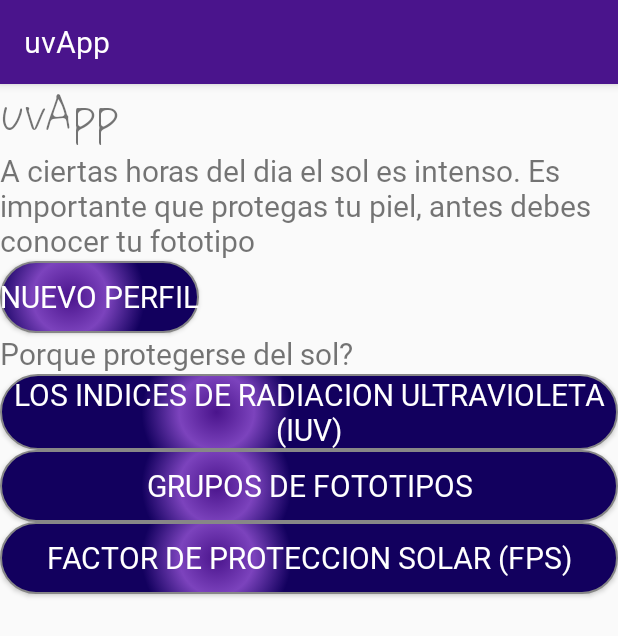
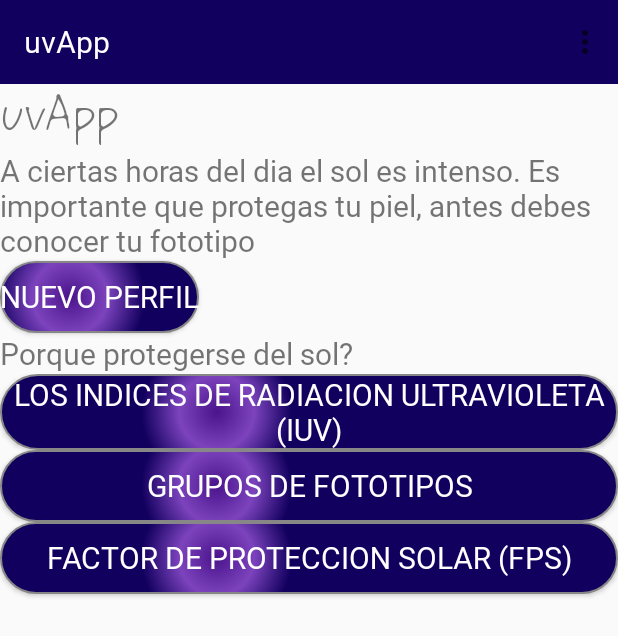
Before and after one commit to sn94/uvApp, an Android app: the screen it shows after launch (Inicio), on a phone screen of 412 x 824 dp. Shown: the top 636 px of the screen. Run offline under Robolectric (Android 15) with nearby library versions, the phone set to English and light mode, and no system bars.

Commit message:
Toolbar added

```diff
--- a/app/src/main/java/com/example/sonia/uvapp/Inicio.java
+++ b/app/src/main/java/com/example/sonia/uvapp/Inicio.java
@@ -3,17 +3,16 @@ package com.example.sonia.uvapp;
 import android.content.Context;
 import android.content.Intent;
 import android.content.SharedPreferences;
-import android.graphics.Point;
 import android.support.v7.app.AppCompatActivity;
 import android.os.Bundle;
-import android.util.Log;
-import android.view.Display;
+import android.support.v7.widget.Toolbar;
+import android.view.Menu;
+import android.view.MenuItem;
 import android.view.View;
 import android.widget.TextView;
 import android.widget.Toast;
 
 import com.example.sonia.uvapp.Fototipo.Fototipo_main;
-import com.example.sonia.uvapp.Info.Info_fps;
 import com.example.sonia.uvapp.Info.Info_iuv;
 import com.example.sonia.uvapp.slideshow_fototipos_data.ScreenSlidePagerActivity;
 
@@ -29,17 +28,22 @@ public class Inicio extends AppCompatActivity {
             show_user_data();
         }else{
             setContentView(R.layout.activity_inicio_sin_auth);
+            Toolbar toolbar= (Toolbar) findViewById( R.id.my_toolbar);
+            setSupportActionBar(toolbar);
+
         }
 
+        /*NavController navController = Navigation.findNavController(this, R.id.nav_host_fragment);
+        NavigationView navView = findViewById(R.id.nav_view);
+        NavigationUI.setupWithNavController(navView, navController);
 
-        Display display = getWindowManager().getDefaultDisplay();
-        // Tamaño en píxeles
-        Point size = new Point();
-        display.getSize(size);
-        int width = size.x;
-        int height = size.y;
-        Log.i("ancho ", "Ancho             = " + width);
-        Log.i( "alto", "Alto              = " + height);
+        DrawerLayout drawerLayout= (DrawerLayout)findViewById(R.id.drawer_layout);
+        AppBarConfiguration appBarConfiguration =
+                new AppBarConfiguration.Builder(navController.getGraph())
+                        .setDrawerLayout(drawerLayout)
+                        .build();
+
+*/
 
     }
 
@@ -100,9 +104,23 @@ public class Inicio extends AppCompatActivity {
 
 
 
+    void configurar_conexion(){
+
+    }
 
 
+    @Override
+    public boolean onCreateOptionsMenu(Menu menu) {
+        getMenuInflater().inflate( R.menu.my_appbar_inicial, menu) ;
+        return true;
+    }
 
+    @Override
+    public boolean onOptionsItemSelected(MenuItem item) {
 
-
+        switch ( item.getItemId()){
+            case R.id.menu_config:  configurar_conexion(); break;
+        }
+        return super.onOptionsItemSelected(item);
+    }
 }
--- a/app/src/main/res/layout/activity_inicio_sin_auth.xml
+++ b/app/src/main/res/layout/activity_inicio_sin_auth.xml
@@ -1,11 +1,25 @@
 <?xml version="1.0" encoding="utf-8"?>
+
 <LinearLayout xmlns:android="http://schemas.android.com/apk/res/android"
 
     xmlns:tools="http://schemas.android.com/tools"
     android:layout_width="match_parent"
     android:layout_height="match_parent"
+    xmlns:app="http://schemas.android.com/apk/res-auto"
     android:orientation="vertical"
     tools:context=".Inicio">
+
+
+    <android.support.v7.widget.Toolbar
+        android:layout_height="wrap_content"
+        android:layout_width="match_parent"
+        xmlns:android="http://schemas.android.com/apk/res/android"
+        android:id="@+id/my_toolbar"
+        android:background="@color/primaryDarkColor"
+        app:titleTextColor="@color/primaryTextColor"
+        >
+
+    </android.support.v7.widget.Toolbar>
 
 
     <TextView
--- /dev/null
+++ b/app/src/main/res/menu/my_appbar_inicial.xml
@@ -0,0 +1,10 @@
+<?xml version="1.0" encoding="utf-8"?>
+<menu xmlns:android="http://schemas.android.com/apk/res/android"
+    xmlns:app="http://schemas.android.com/apk/res-auto">
+
+
+    <item android:id="@+id/menu_config"
+        android:icon="@drawable/icon_config"
+        android:title="Parametros de conexion"
+        app:showAsAction="never" />
+</menu>
--- a/app/src/main/res/values/styles.xml
+++ b/app/src/main/res/values/styles.xml
@@ -51,11 +51,12 @@
     </style>
 
     <!-- Base application theme. -->
-    <style name="AppTheme" parent="Theme.AppCompat.Light.DarkActionBar">
+    <style name="AppTheme" parent="Theme.AppCompat.Light.NoActionBar">
         <!-- Customize your theme here. -->
         <item name="colorPrimary">@color/primaryColor</item>
         <item name="colorPrimaryDark">@color/primaryDarkColor</item>
         <item name="colorAccent">@color/colorAccent</item>
+
 
         <item name="android:textSize"> 20dp</item>
         <item name="android:fontFamily"> @font/general</item>
```
Also changed, not shown: app/src/main/res/layout/activity_inicio_con_auth.xml (+7 -0 lines), app/src/main/res/drawable/icon_config.png (added), app/src/main/res/drawable/icon_home.png (added).
